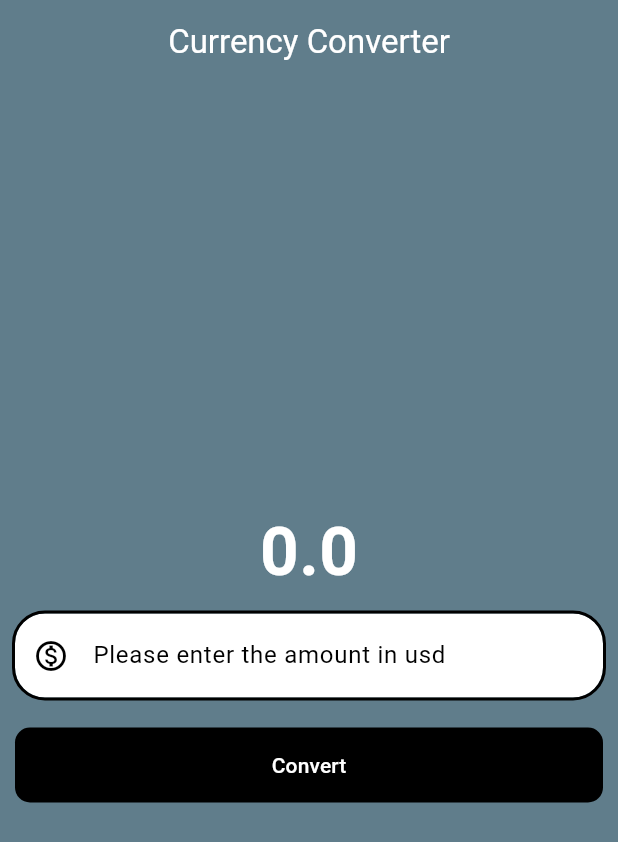
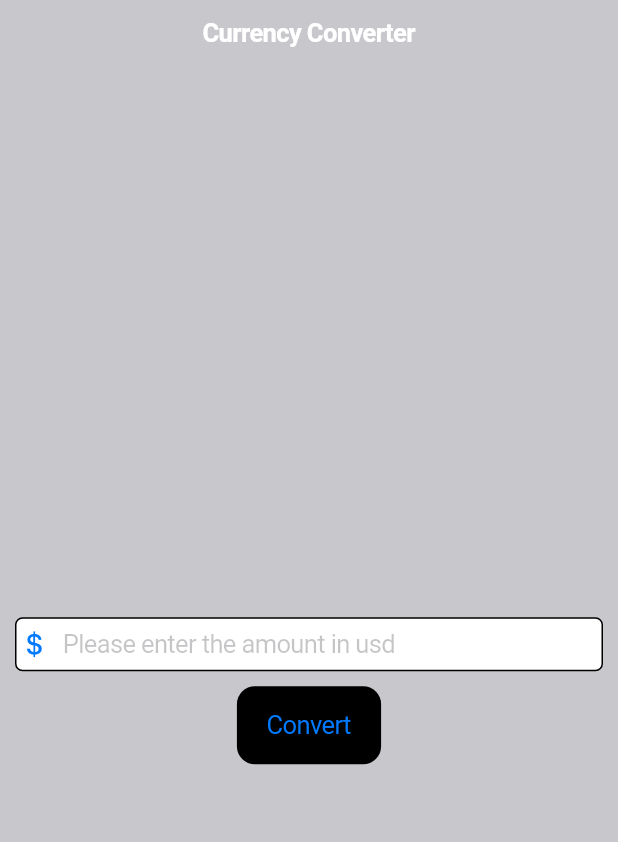
Before and after one commit to HabibShamun/Flutter-Currency-Converter, a Flutter app: the screen it shows after launch, on a phone screen of 412 x 824 dp. Shown: the top 842 px of the screen. Run offline on Flutter 3.47's test engine with Material 3 defaults, Android fonts, the phone set to English and light mode, and no system bars.

Commit message:
currency converter with cupertino design now

```diff
--- a/lib/currency_converter.dart
+++ b/lib/currency_converter.dart
@@ -1,18 +1,27 @@
 import 'package:flutter/material.dart';
 
-class CurrencyConverterMaterialPage extends StatefulWidget{
+class CurrencyConverterMaterialPage extends StatefulWidget {
   const CurrencyConverterMaterialPage({super.key});
   @override
-  State<CurrencyConverterMaterialPage> createState()=>_CurrencyConverterMaterialPageState();
+  State<CurrencyConverterMaterialPage> createState() =>
+      _CurrencyConverterMaterialPageState();
 }
 
-class _CurrencyConverterMaterialPageState extends State<CurrencyConverterMaterialPage>{
-    double result=0;
-      final TextEditingController textEditingController= TextEditingController();
+class _CurrencyConverterMaterialPageState
+    extends State<CurrencyConverterMaterialPage> {
+  double result = 0;
+  final TextEditingController textEditingController = TextEditingController();
+  void convert() {
+    result = double.parse(textEditingController.text) * 122.12;
+    setState(() {});
+  }
+  @override
+  void dispose() {
+    textEditingController.dispose();
+    super.dispose();
+  }
   @override
   Widget build(BuildContext context) {
-
-
     final border = OutlineInputBorder(
       borderSide: const BorderSide(
         width: 2,
@@ -25,28 +34,29 @@ class _CurrencyConverterMaterialPageState extends State<CurrencyConverterMateria
       appBar: AppBar(
         backgroundColor: Colors.blueGrey,
         elevation: 0,
-        title: Text("Currency Converter",
+        title: Text(
+          "Currency Converter",
           style: TextStyle(color: Colors.white),
         ),
         centerTitle: true,
       ),
       backgroundColor: Colors.blueGrey,
       body: Center(
+        child: Padding(
+          padding: const EdgeInsets.all(10),
           child: Column(
             mainAxisAlignment: MainAxisAlignment.center,
             crossAxisAlignment: CrossAxisAlignment.center,
             children: [
               Text(
-             result.toString(),
+                result.toStringAsFixed(2),
                 style: const TextStyle(
                   fontSize: 45,
                   fontWeight: FontWeight.bold,
                   color: Colors.white,
                 ),
               ),
-            Padding(
-              padding: const EdgeInsets.all(10),
-              child: TextField(
+              TextField(
                 controller: textEditingController,
                 keyboardType: TextInputType.numberWithOptions(decimal: true),
                 style: TextStyle(color: Colors.black),
@@ -61,16 +71,9 @@ class _CurrencyConverterMaterialPageState extends State<CurrencyConverterMateria
                   enabledBorder: border,
                 ),
               ),
-            ),
-            Padding(
-              padding: const EdgeInsets.all(10),
-              child: TextButton(
-                onPressed: () {
-
-                setState(() {
-                  result=double.parse(textEditingController.text)*122.12;
-                });
-                },
+              const SizedBox(height: 10),
+              TextButton(
+                onPressed: convert,
                 // style: ButtonStyle(
                 //   backgroundColor: WidgetStatePropertyAll(Colors.black),
                 //   foregroundColor: WidgetStatePropertyAll(Colors.white),
@@ -84,7 +87,7 @@ class _CurrencyConverterMaterialPageState extends State<CurrencyConverterMateria
                 //   ),
                 // ),
                 style: TextButton.styleFrom(
-                  backgroundColor:Colors.black,
+                  backgroundColor: Colors.black,
                   foregroundColor: Colors.white,
                   minimumSize: Size(double.infinity, 50),
                   shape: RoundedRectangleBorder(
@@ -93,8 +96,8 @@ class _CurrencyConverterMaterialPageState extends State<CurrencyConverterMateria
                 ),
                 child: Text('Convert'),
               ),
+            ],
           ),
-          ],
         ),
       ),
     );
--- /dev/null
+++ b/lib/currency_converter_cupertino_design.dart
@@ -0,0 +1,76 @@
+import 'package:flutter/cupertino.dart';
+
+class CurrencyConverterCupertinoPage extends StatefulWidget {
+  const CurrencyConverterCupertinoPage({super.key});
+
+  @override
+  State<CurrencyConverterCupertinoPage> createState() =>
+      _CurrencyConverterCupertinoState();
+}
+
+class _CurrencyConverterCupertinoState
+    extends State<CurrencyConverterCupertinoPage> {
+  double result = 0;
+  final TextEditingController textEditingController = TextEditingController();
+  void convert() {
+    result = double.parse(textEditingController.text) * 122.12;
+    setState(() {});
+  }
+
+  @override
+  void dispose() {
+    textEditingController.dispose();
+    super.dispose();
+  }
+
+  @override
+  Widget build(BuildContext context) {
+    return CupertinoPageScaffold(
+      navigationBar: CupertinoNavigationBar(
+        backgroundColor:CupertinoColors.systemGrey3,
+        middle: Text(
+          "Currency Converter",
+          style: TextStyle(color: CupertinoColors.white),
+        ),
+      ),
+      backgroundColor: CupertinoColors.systemGrey3,
+      child: Center(
+        child: Padding(
+          padding: const EdgeInsets.all(10),
+          child: Column(
+            mainAxisAlignment: MainAxisAlignment.center,
+            crossAxisAlignment: CrossAxisAlignment.center,
+            children: [
+              Text(
+                result.toStringAsFixed(2),
+                style: const TextStyle(
+                  fontSize: 45,
+                  fontWeight: FontWeight.bold,
+                  color: CupertinoColors.systemGrey3,
+                ),
+              ),
+              CupertinoTextField(
+                controller: textEditingController,
+                keyboardType: TextInputType.numberWithOptions(decimal: true),
+                style: TextStyle(color: CupertinoColors.black),
+                placeholder: 'Please enter the amount in usd',
+                prefix: Icon(CupertinoIcons.money_dollar),
+                decoration:BoxDecoration(
+                  border: Border.all(),
+                  borderRadius: BorderRadius.circular(5),
+                  color: CupertinoColors.white
+                ),
+              ),
+              const SizedBox(height: 10),
+              CupertinoButton(
+                onPressed: convert,
+                color: CupertinoColors.black,
+                child: Text('Convert'),
+              ),
+            ],
+          ),
+        ),
+      ),
+    );
+  }
+}
--- a/lib/main.dart
+++ b/lib/main.dart
@@ -1,9 +1,11 @@
 
 import 'package:currency_converter/currency_converter.dart';
+import 'package:currency_converter/currency_converter_cupertino_design.dart';
+import 'package:flutter/cupertino.dart';
 import 'package:flutter/material.dart';
 
 void main(){
-  runApp(const MyApp());
+  runApp(const MyCupertinoApp());
 }
 
 
@@ -26,3 +28,14 @@ class MyApp extends StatelessWidget{
 
   }
 }
+
+class MyCupertinoApp extends StatelessWidget {
+  const MyCupertinoApp({super.key});
+
+  @override
+  Widget build(BuildContext context) {
+    return CupertinoApp(
+      home: CurrencyConverterCupertinoPage(),
+    );
+  }
+}
```
Lines whose indentation alone changed are shown as unchanged.
